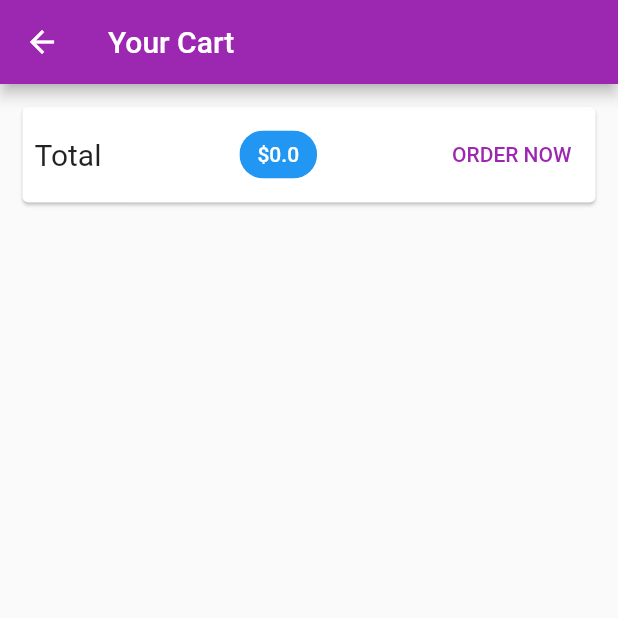
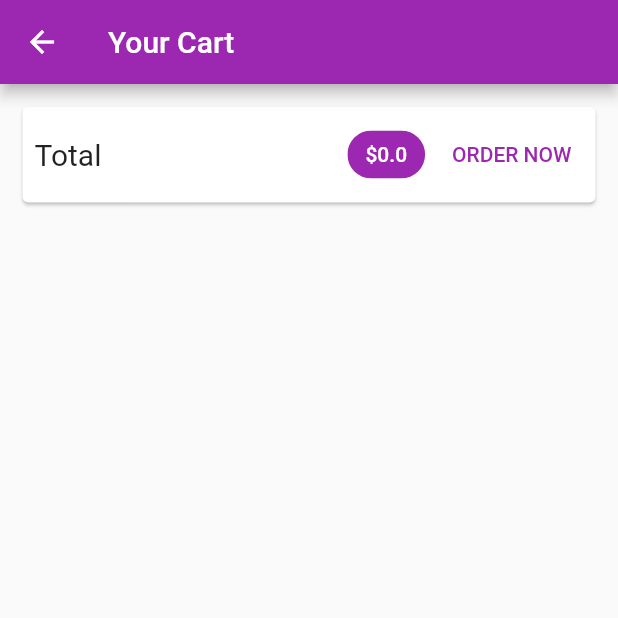
Before and after one commit to anoying-kid/Shop-App-Flutter, a Flutter app: the CartScreen screen opened by its route, after a tap on "ORDER NOW", on a phone screen of 412 x 824 dp, the top half of it. Run offline on Flutter 3.47's test engine with Material 2 defaults, Android fonts, the phone set to English and light mode, and no system bars; network calls fail.

Commit message:
Added cart section

```diff
--- a/lib/main.dart
+++ b/lib/main.dart
@@ -1,7 +1,9 @@
 import 'package:flutter/material.dart';
 import 'package:provider/provider.dart';
 import 'package:shop_app/providers/cart.dart';
+import 'package:shop_app/providers/orders.dart';
 import 'package:shop_app/screens/cart_screen.dart';
+import 'package:shop_app/screens/orders_screen.dart';
 
 import 'package:shop_app/screens/product_detail_screen.dart';
 import './screens/product_overview_screen.dart';
@@ -21,6 +23,8 @@ class MyApp extends StatelessWidget {
       create: (context) => Products()),
       ChangeNotifierProvider(
       create: (context) => Cart()),
+      ChangeNotifierProvider(
+      create: (context) => Orders()),
     ],
       child: MaterialApp(
         title: 'MyShop',
@@ -34,6 +38,7 @@ class MyApp extends StatelessWidget {
         routes: {
           ProductDetailScreen.routeName: (context) => const ProductDetailScreen(),
           CartScreen.routeName: (context) => const CartScreen(),
+          OrdersScreen.routeName: (context) => const OrdersScreen(),
         },
       ),
     );
--- a/lib/providers/cart.dart
+++ b/lib/providers/cart.dart
@@ -51,4 +51,14 @@ class Cart with ChangeNotifier {
     }
     notifyListeners();
   }
+
+  void removeItem(String productId) {
+    _items.remove(productId);
+    notifyListeners();
+  }
+
+  void clear() {
+    _items = {};
+    notifyListeners();
+  }
 }
--- /dev/null
+++ b/lib/providers/orders.dart
@@ -0,0 +1,34 @@
+import 'package:flutter/foundation.dart';
+import 'package:shop_app/providers/cart.dart';
+
+class OrderItem {
+  final String id;
+  final double amount;
+  final List<CartItem> products;
+  final DateTime dateTime;
+
+  OrderItem(
+      {required this.id,
+      required this.amount,
+      required this.products,
+      required this.dateTime});
+}
+
+class Orders with ChangeNotifier {
+  List<OrderItem> _orders = [];
+
+  List<OrderItem> get orders {
+    return [..._orders];
+  }
+
+  void addOrder(List<CartItem> cartProducts, double total) {
+    _orders.insert(
+        0,
+        OrderItem(
+            id: DateTime.now().toString(),
+            amount: total,
+            products: cartProducts,
+            dateTime: DateTime.now()));
+    notifyListeners();
+  }
+}
--- a/lib/screens/cart_screen.dart
+++ b/lib/screens/cart_screen.dart
@@ -1,6 +1,8 @@
 import 'package:flutter/material.dart';
 import 'package:provider/provider.dart';
-import 'package:shop_app/providers/cart.dart';
+import 'package:shop_app/providers/cart.dart' show Cart;
+import 'package:shop_app/providers/orders.dart';
+import '../widget/cart_item.dart';
 
 class CartScreen extends StatelessWidget {
   static const routeName = '/cart';
@@ -18,22 +20,51 @@ class CartScreen extends StatelessWidget {
           margin: EdgeInsets.all(15),
           child: Padding(
             padding: EdgeInsets.all(8),
-            child: Row(mainAxisAlignment: MainAxisAlignment.spaceBetween,
+            child: Row(
+                mainAxisAlignment: MainAxisAlignment.spaceBetween,
                 children: [
                   Text(
                     'Total',
                     style: TextStyle(fontSize: 20),
                   ),
-              SizedBox(width: 20,),
+                  Spacer(),
                   Chip(
-                label: Text('\$${cart.totalAmount}', style: TextStyle(color: Theme.of(context).primaryTextTheme.titleLarge?.color),),
-                backgroundColor: Theme.of(context).primaryColor,
+                    label: Text(
+                      '\$${cart.totalAmount}',
+                      style: TextStyle(
+                          color: Theme.of(context)
+                              .primaryTextTheme
+                              .titleLarge
+                              ?.color),
                     ),
-              SizedBox(width: 10,),
-              TextButton(onPressed: (){}, child: Text('ORDER NOW')),
+                    backgroundColor: Theme.of(context).colorScheme.primary,
+                  ),
+                  SizedBox(
+                    width: 10,
+                  ),
+                  TextButton(
+                      onPressed: () {
+                        Provider.of<Orders>(context, listen: false).addOrder(
+                            cart.items.values.toList(), cart.totalAmount);
+                        cart.clear();
+                      },
+                      child: Text('ORDER NOW')),
                 ]),
           ),
-        )
+        ),
+        SizedBox(
+          height: 10,
+        ),
+        Expanded(
+            child: ListView.builder(
+          itemBuilder: (context, index) => CartItem(
+              cart.items.values.toList()[index].id,
+              cart.items.keys.toList()[index],
+              cart.items.values.toList()[index].price,
+              cart.items.values.toList()[index].quantity,
+              cart.items.values.toList()[index].title),
+          itemCount: cart.items.length,
+        ))
       ]),
     );
   }
--- a/lib/screens/product_overview_screen.dart
+++ b/lib/screens/product_overview_screen.dart
@@ -3,6 +3,7 @@ import 'package:provider/provider.dart';
 import 'package:shop_app/providers/cart.dart';
 import 'package:shop_app/providers/products.dart';
 import 'package:shop_app/screens/cart_screen.dart';
+import 'package:shop_app/widget/app_drawer.dart';
 import 'package:shop_app/widget/badgeds.dart';
 
 import '../widget/products_grid.dart';
@@ -66,6 +67,7 @@ class _ProductOverviewScreenState extends State<ProductOverviewScreen> {
             ),
           ],
         ),
+        drawer: AppDrawer(),
         body: ProductsGrid(_showOnlyFavourites));
   }
 }
--- a/pubspec.yaml
+++ b/pubspec.yaml
@@ -37,6 +37,7 @@ dependencies:
   # Use with the CupertinoIcons class for iOS style icons.
   cupertino_icons: ^1.0.2
   provider: ^6.0.5
+  intl: ^0.18.0
 
 dev_dependencies:
   flutter_test:
```
Also changed, not shown: lib/screens/orders_screen.dart (added, +23 -0 lines), lib/screens/product_detail_screen.dart (+31 -1 lines), lib/widget/app_drawer.dart (added, +35 -0 lines), lib/widget/cart_item.dart (added, +50 -0 lines), lib/widget/order_item.dart (added, +29 -0 lines), pubspec.lock, 1 other file. Lines whose indentation alone changed are shown as unchanged.
